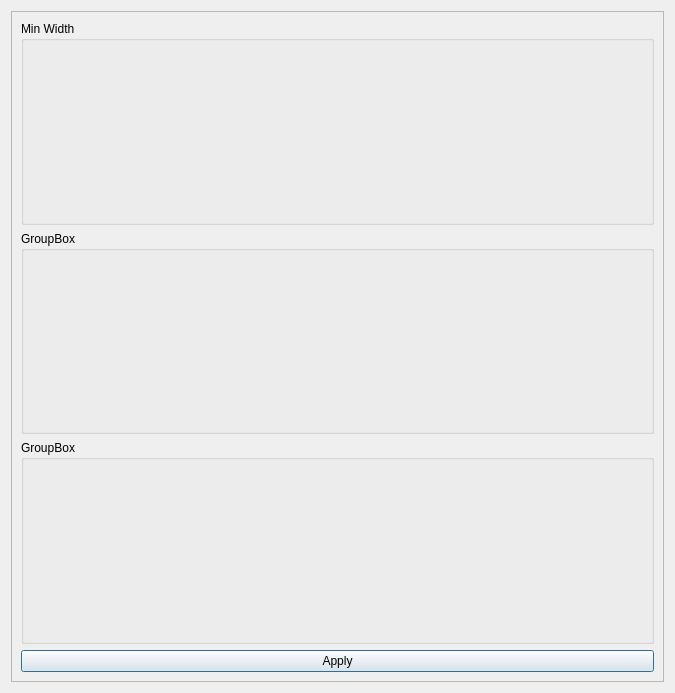
This is powercad/project_builder/ui/cons_setup.ui in e3da/PowerSynth1-src as Qt 5 draws it before an edit. The edited form follows.
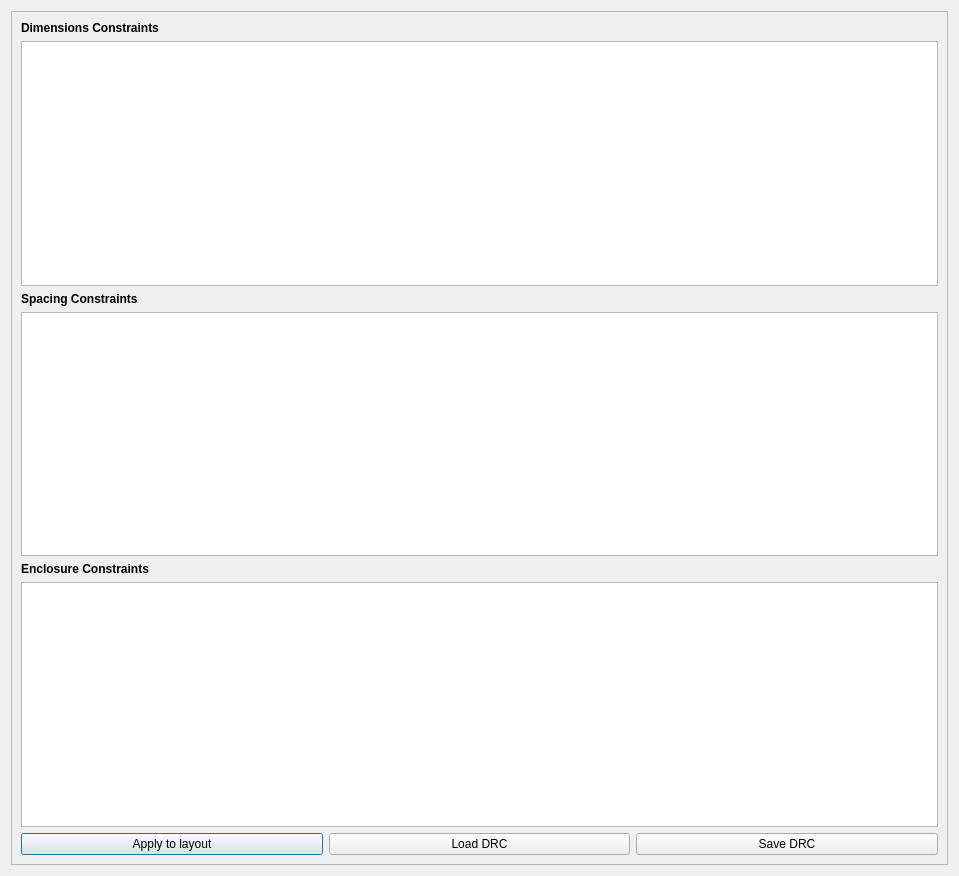
This is the edited form.

Diff of the .ui file:
```diff
--- a/powercad/project_builder/ui/cons_setup.ui
+++ b/powercad/project_builder/ui/cons_setup.ui
@@ -6,8 +6,8 @@
    <rect>
     <x>0</x>
     <y>0</y>
-    <width>675</width>
-    <height>693</height>
+    <width>959</width>
+    <height>876</height>
    </rect>
   </property>
   <property name="windowTitle">
@@ -23,35 +23,76 @@
       <enum>QFrame::Raised</enum>
      </property>
      <layout class="QGridLayout" name="gridLayout">
-      <item row="1" column="0">
-       <widget class="QGroupBox" name="groupBox_2">
-        <property name="title">
-         <string>GroupBox</string>
-        </property>
-       </widget>
-      </item>
-      <item row="0" column="0">
-       <widget class="QGroupBox" name="groupBox">
-        <property name="title">
-         <string>Min Width</string>
-        </property>
-       </widget>
-      </item>
       <item row="3" column="0">
+       <widget class="QTableWidget" name="tbl_cons_gaps"/>
+      </item>
+      <item row="2" column="0">
+       <widget class="QLabel" name="label_3">
+        <property name="font">
+         <font>
+          <weight>75</weight>
+          <bold>true</bold>
+         </font>
+        </property>
+        <property name="text">
+         <string>Spacing Constraints</string>
+        </property>
+       </widget>
+      </item>
+      <item row="6" column="0">
        <layout class="QHBoxLayout" name="horizontalLayout">
         <item>
          <widget class="QPushButton" name="btn_add">
           <property name="text">
-           <string>Apply</string>
+           <string>Apply to layout</string>
+          </property>
+         </widget>
+        </item>
+        <item>
+         <widget class="QPushButton" name="btn_load">
+          <property name="text">
+           <string>Load DRC</string>
+          </property>
+         </widget>
+        </item>
+        <item>
+         <widget class="QPushButton" name="btn_save">
+          <property name="text">
+           <string>Save DRC</string>
           </property>
          </widget>
         </item>
        </layout>
       </item>
-      <item row="2" column="0">
-       <widget class="QGroupBox" name="groupBox_3">
-        <property name="title">
-         <string>GroupBox</string>
+      <item row="1" column="0">
+       <widget class="QTableWidget" name="tbl_cons_dims"/>
+      </item>
+      <item row="5" column="0">
+       <widget class="QTableWidget" name="tbl_cons_encl"/>
+      </item>
+      <item row="4" column="0">
+       <widget class="QLabel" name="label_4">
+        <property name="font">
+         <font>
+          <weight>75</weight>
+          <bold>true</bold>
+         </font>
+        </property>
+        <property name="text">
+         <string>Enclosure Constraints</string>
+        </property>
+       </widget>
+      </item>
+      <item row="0" column="0">
+       <widget class="QLabel" name="label_2">
+        <property name="font">
+         <font>
+          <weight>75</weight>
+          <bold>true</bold>
+         </font>
+        </property>
+        <property name="text">
+         <string>Dimensions Constraints</string>
         </property>
        </widget>
       </item>
```
Left out of the diff: 8 changed lines with no effect on the pictures.
